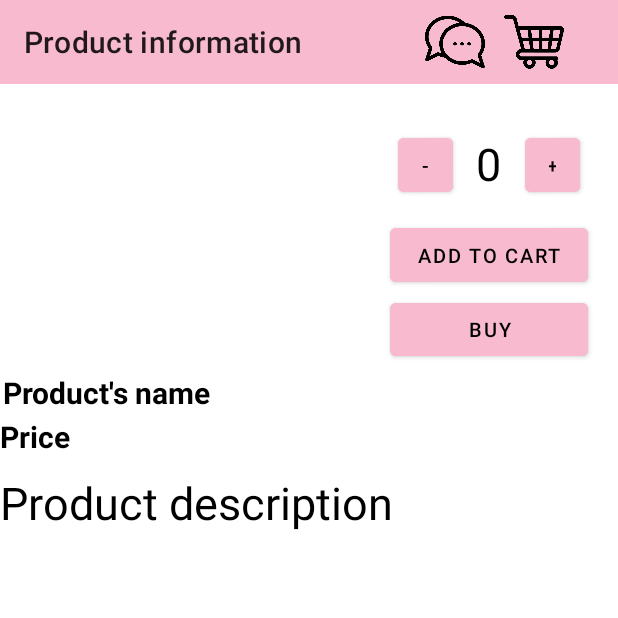
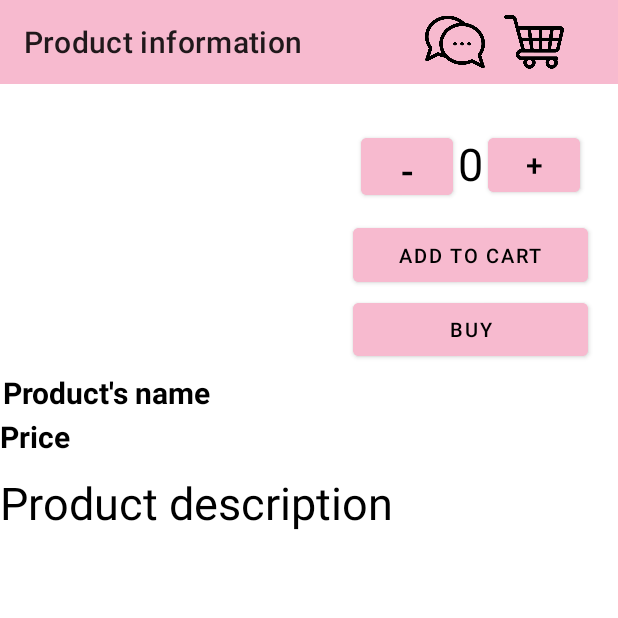
Before and after one commit to ngochai-hcmus/WinXEnchantixShop, an Android app: the ProductInformationActivity screen opened directly, with no data from a screen before it, on a phone screen of 412 x 824 dp, the top half of it. Run offline under Robolectric (Android 15) with nearby library versions, the light colour scheme and no system bars.

Commit message:
commit activity

```diff
--- a/app/src/main/java/com/example/winxenchantixshop/Fragment/HomePageFragment.kt
+++ b/app/src/main/java/com/example/winxenchantixshop/Fragment/HomePageFragment.kt
@@ -1,5 +1,6 @@
 package com.example.winxenchantixshop.Fragment
 
+import android.content.Intent
 import android.os.Bundle
 import android.view.LayoutInflater
 import android.view.View
@@ -10,6 +11,7 @@ import androidx.lifecycle.Observer
 import androidx.lifecycle.ViewModelProvider
 import androidx.recyclerview.widget.LinearLayoutManager
 import androidx.recyclerview.widget.RecyclerView
+import com.example.winxenchantixshop.Activity.Product.ProductInformationActivity
 import com.example.winxenchantixshop.Adapter.ProductAdapter
 import com.example.winxenchantixshop.DTO.Product
 import com.example.winxenchantixshop.DTO.ProductView
@@ -68,4 +70,5 @@ class HomePageFragment : Fragment() {
 
 
 
+
 }
--- a/app/src/main/res/layout/activity_product_information.xml
+++ b/app/src/main/res/layout/activity_product_information.xml
@@ -61,7 +61,7 @@
 
         <ImageView
             android:id="@+id/imgproduct"
-            android:layout_width="220dp"
+            android:layout_width="195dp"
             android:layout_height="180dp"
             android:layout_margin="10dp" />
 
@@ -85,7 +85,7 @@
                     android:backgroundTint="#f7bacf"
                     android:text="-"
                     android:textColor="#FF000000"
-                    android:textSize="13sp" />
+                    android:textSize="25dp" />
 
                 <TextView
                     android:id="@+id/number"
@@ -109,7 +109,7 @@
                     android:text="+"
                     android:textAlignment="center"
                     android:textColor="#FF000000"
-                    android:textSize="13sp" />
+                    android:textSize="20dp" />
 
             </FrameLayout>
 
--- a/app/src/main/res/layout/activity_register.xml
+++ b/app/src/main/res/layout/activity_register.xml
@@ -178,7 +178,7 @@
         android:id="@+id/type_seller"
         android:layout_width="93dp"
         android:layout_height="31dp"
-        android:layout_onClick="checkBtn"
+
         android:text="Seller"
         app:layout_constraintBottom_toTopOf="@+id/type_customer"
         app:layout_constraintEnd_toEndOf="parent"
@@ -192,7 +192,7 @@
         android:id="@+id/type_customer"
         android:layout_width="110dp"
         android:layout_height="33dp"
-        android:layout_onClick="checkBtn"
+
         android:checked="true"
         android:text="Customer"
         app:layout_constraintBottom_toTopOf="@+id/register_button"
--- a/app/src/main/res/layout/item_product.xml
+++ b/app/src/main/res/layout/item_product.xml
@@ -8,7 +8,7 @@
     app:cardCornerRadius="8dp">
 
     <LinearLayout
-        android:id="@+id/layout1"
+        android:id="@+id/layout_product"
         android:layout_width="match_parent"
         android:layout_height="wrap_content"
         android:orientation="horizontal">
```
Also changed, not shown: app/src/main/AndroidManifest.xml (+21 -14 lines), app/src/main/java/com/example/winxenchantixshop/Activity/MainActivity.kt (+12 -12 lines), app/src/main/java/com/example/winxenchantixshop/Adapter/ProductAdapter.kt (+17 -0 lines), app/src/main/java/com/example/winxenchantixshop/DAO/ProductDAO.kt (+2 -10 lines).
